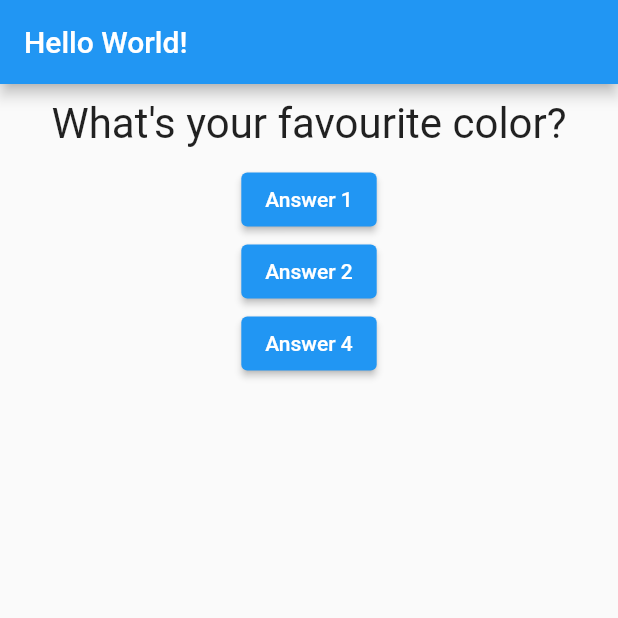
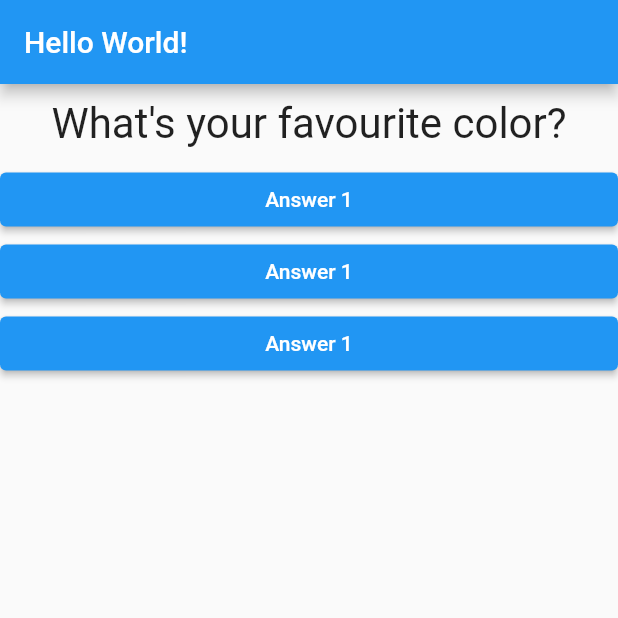
Before and after one commit to guplem/LearningFlutter, a Flutter app: the screen it shows after launch, on a phone screen of 412 x 824 dp, the top half of it. Run offline on Flutter 3.47's test engine with Material 2 defaults, Android fonts, the phone set to English and light mode, and no system bars.

```diff
--- /dev/null
+++ b/flutter_complete_guide/lib/answer.dart
@@ -0,0 +1,24 @@
+// ignore_for_file: unnecessary_new, prefer_const_constructors
+
+import 'package:flutter/material.dart';
+
+class Answer extends StatelessWidget {
+
+  final VoidCallback callback;
+
+  Answer(this.callback);
+
+  @override
+  Widget build(BuildContext context) {
+    return new Container(
+        width: double.infinity,
+        child: new ElevatedButton(
+          style: ButtonStyle(
+            backgroundColor: MaterialStateProperty.all(Colors.blue),
+            foregroundColor: MaterialStateProperty.all(Colors.white), // Text
+          ),
+          onPressed: callback,
+          child: Text("Answer 1"),
+        ));
+  }
+}
--- a/flutter_complete_guide/lib/main.dart
+++ b/flutter_complete_guide/lib/main.dart
@@ -1,6 +1,7 @@
 import "package:flutter/material.dart";
 
 import "./question.dart";
+import "./answer.dart";
 
 void main() => runApp(MyApp());
 
@@ -41,20 +42,9 @@ class _MyAppState extends State<MyApp> {
         body: Column(
           children: [
             Question(_questions[_questionIndex]),
-            ElevatedButton( //Previously (deprecated) was RaisedButton
-              child: Text("Answer 1"),
-              onPressed: _answerQuestion, //Be aware, do not pass the result of the function ("answerQuestion()") but the pointer to the function ("answerQuestion")
-            ),
-            ElevatedButton( //Previously (deprecated) was RaisedButton
-              child: Text("Answer 2"),
-              onPressed: _answerQuestion, //Be aware, do not pass the result of the function ("answerQuestion()") but the pointer to the function ("answerQuestion")
-            ),
-            ElevatedButton( //Previously (deprecated) was RaisedButton
-              child: Text("Answer 4"),
-              onPressed: () {
-                print("Executing a function that can only be executed from the button and nowhere else. This is called an 'anonymous function.'");
-              },
-            ),
+            Answer(_answerQuestion), // We pass the pointer to the function
+            Answer(_answerQuestion),
+            Answer(_answerQuestion),
           ],
         ),
       ),
```
